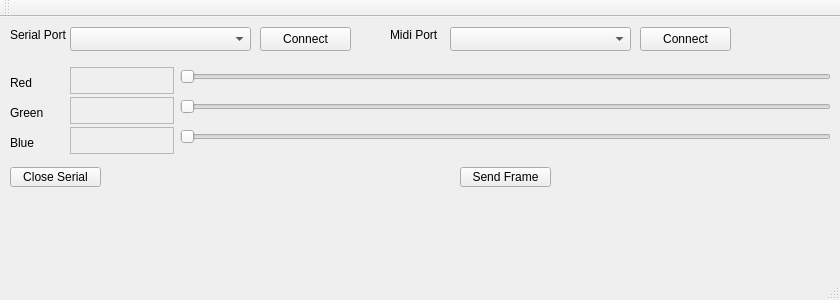
First picture: the form in mainwindow.ui, repository minotor-org/minotor, before the edit.
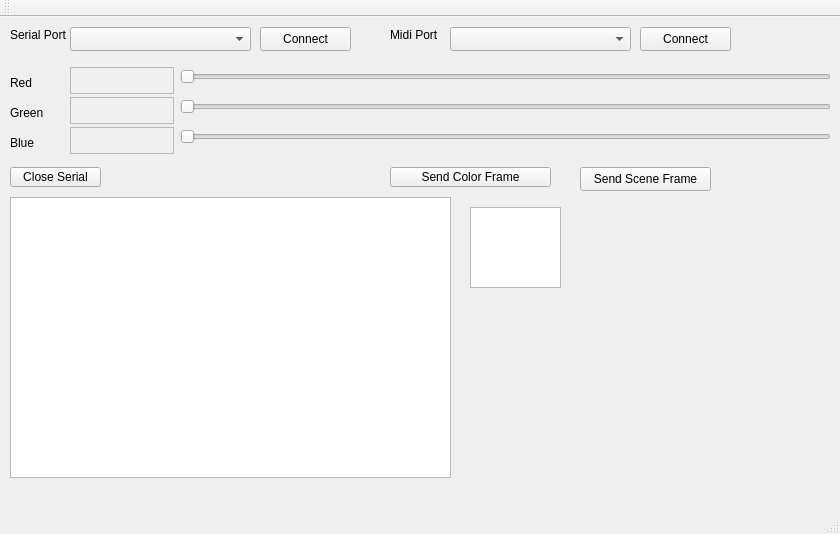
Second picture: the form after the edit.

Commit message:
LED Matrix can now be displayed from QPixmap.
New LedMatrix class inherited from QPixmap able to render QPixmap content to the LED Matrix panels (with fixed orientation/wire-plan)
Use QGraphics* class to construct a scene and its view
Almost all global variables have cleaned
Our UI have two view on internally constructed scene

The edit to the form file:
```diff
--- a/mainwindow.ui
+++ b/mainwindow.ui
@@ -7,7 +7,7 @@
     <x>0</x>
     <y>0</y>
     <width>840</width>
-    <height>300</height>
+    <height>534</height>
    </rect>
   </property>
   <property name="windowTitle">
@@ -17,14 +17,14 @@
    <widget class="QPushButton" name="pushButton">
     <property name="geometry">
      <rect>
-      <x>460</x>
+      <x>390</x>
       <y>150</y>
-      <width>91</width>
+      <width>161</width>
       <height>20</height>
      </rect>
     </property>
     <property name="text">
-     <string>Send Frame</string>
+     <string>Send Color Frame</string>
     </property>
    </widget>
    <widget class="QTextEdit" name="textEditRed">
@@ -265,6 +265,39 @@
      </rect>
     </property>
    </widget>
+   <widget class="QGraphicsView" name="graphicsView">
+    <property name="geometry">
+     <rect>
+      <x>10</x>
+      <y>180</y>
+      <width>441</width>
+      <height>281</height>
+     </rect>
+    </property>
+   </widget>
+   <widget class="QGraphicsView" name="graphicsViewMatrix">
+    <property name="geometry">
+     <rect>
+      <x>470</x>
+      <y>190</y>
+      <width>91</width>
+      <height>81</height>
+     </rect>
+    </property>
+   </widget>
+   <widget class="QPushButton" name="pushButton_3">
+    <property name="geometry">
+     <rect>
+      <x>580</x>
+      <y>150</y>
+      <width>131</width>
+      <height>24</height>
+     </rect>
+    </property>
+    <property name="text">
+     <string>Send Scene Frame</string>
+    </property>
+   </widget>
   </widget>
   <widget class="QMenuBar" name="menuBar">
    <property name="geometry">
```
The commit also changes 5 other files.
